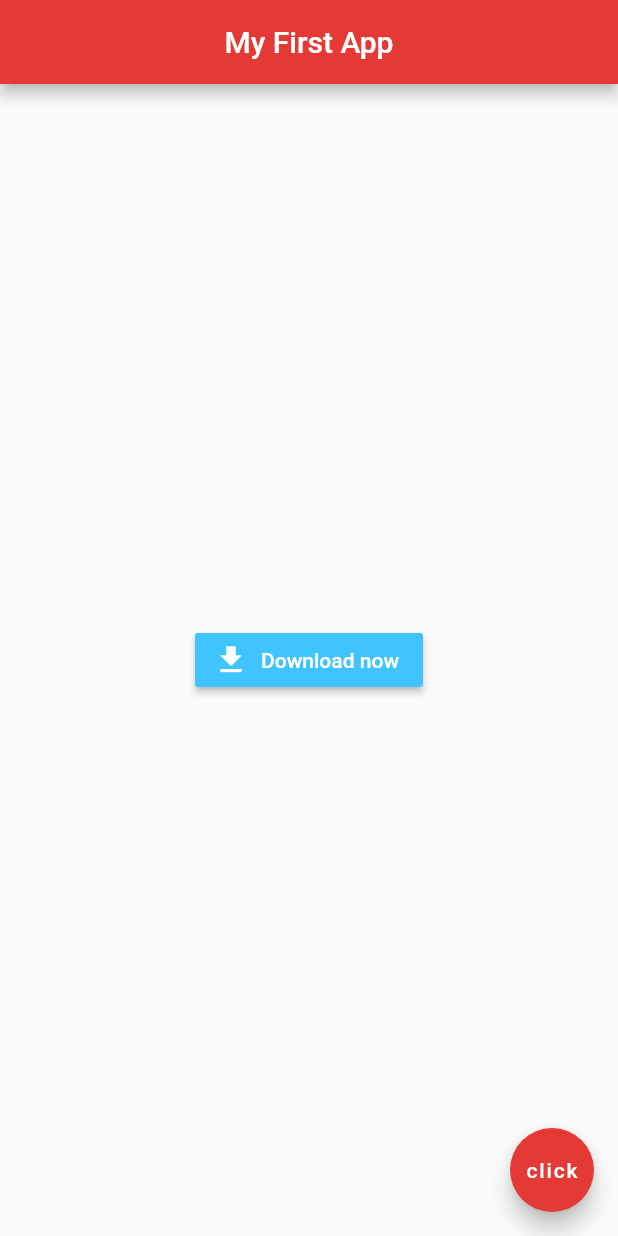
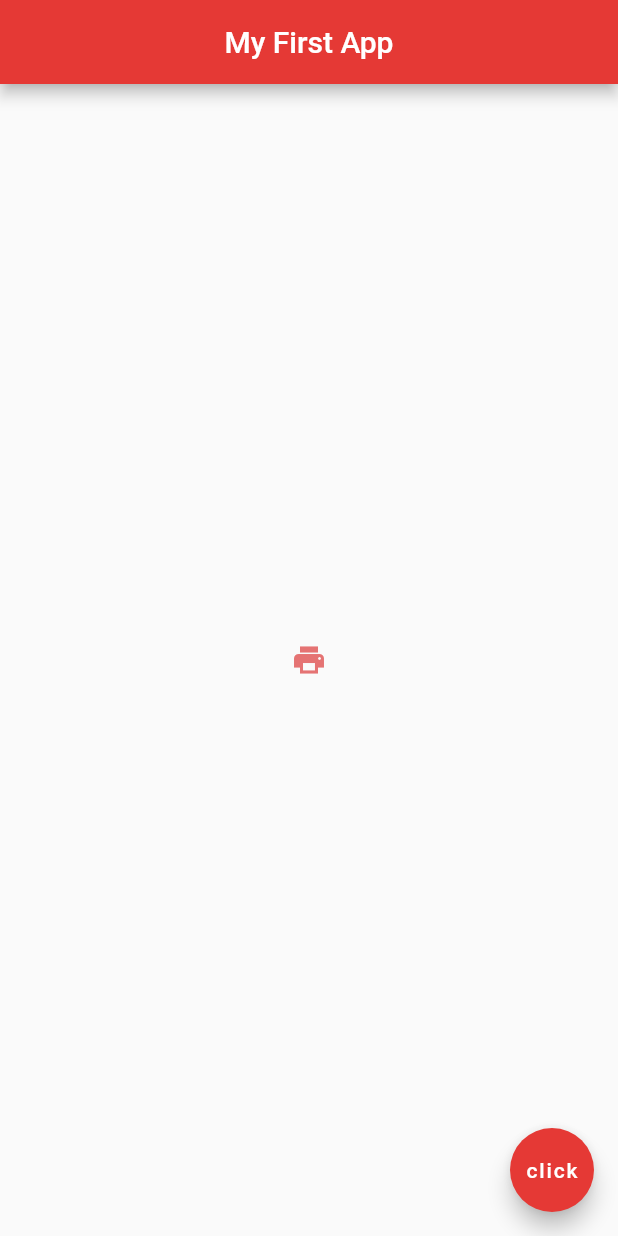
Before and after one commit to hollyphat/flutter-tutorial, a Flutter app: the screen it shows after launch, on a phone screen of 412 x 824 dp. Run offline on Flutter 3.47's test engine with Material 2 defaults, Android fonts, the phone set to English and light mode, and no system bars.

Commit message:
Add icon button:

```diff
--- a/lib/main.dart
+++ b/lib/main.dart
@@ -15,14 +15,12 @@ class Home extends StatelessWidget {
         backgroundColor: Colors.red[600],
       ),
       body: Center(
-        child: RaisedButton.icon(
-          onPressed: (){},
+        child: IconButton(
           icon: Icon(
-             Icons.file_download
+            Icons.print,
+            color: Colors.red[300],
           ),
-          label: Text("Download now"),
-          color: Colors.lightBlueAccent,
-          textColor: Colors.white,
+          onPressed: () {}
         )
       ),
       floatingActionButton: FloatingActionButton(
```
